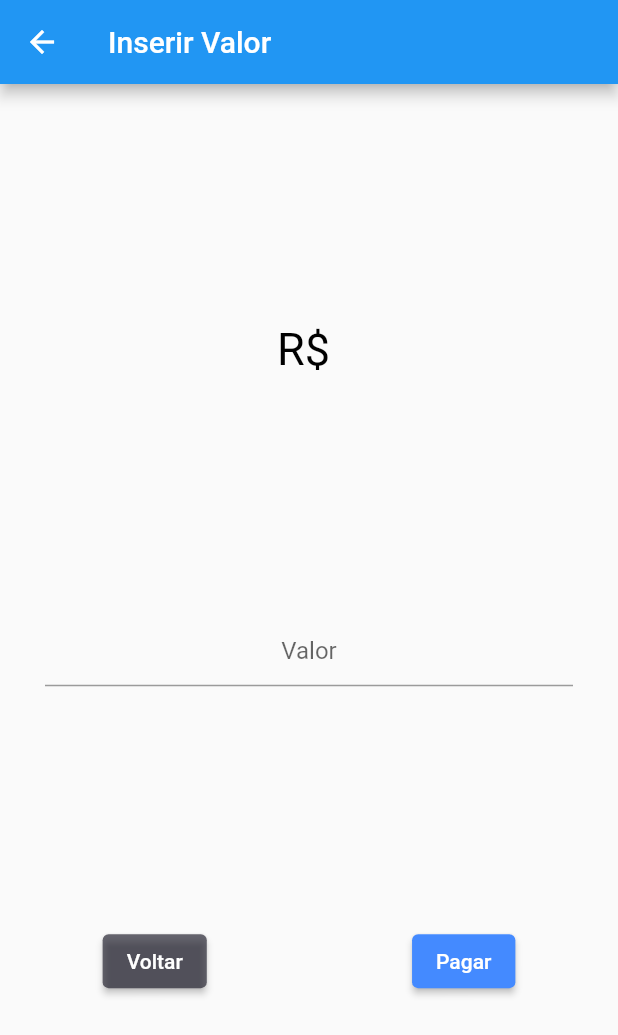
After one commit to laurobrizidio/app-flutter-challenge, a Flutter app: the PaymentPage screen opened directly with sample values from the repository, after a tap on "Prosseguir", on a phone screen of 412 x 824 dp. The commit adds this screen. Shown: the top 1035 px of the screen. Run offline on Flutter 3.47's test engine with Material 2 defaults, Android fonts, the phone set to English and light mode, and no system bars; missing offline and left inert: panorama; network calls fail.

Commit message:
feat: finished Menu and Payment mode

```diff
--- a/lib/main.dart
+++ b/lib/main.dart
@@ -5,10 +5,6 @@ import 'package:flutter/material.dart';
 void main() {
   runApp(
     MaterialApp(
-      theme: ThemeData(
-          accentColor: Colors.amber,
-          primaryColor: Colors.blueAccent,
-          splashColor: Colors.brown),
       initialRoute: RoutesName.goToSplash,
       onGenerateRoute: RoutesGenerator.generateRoute,
     ),
--- a/lib/routes/RoutesGenerator.dart
+++ b/lib/routes/RoutesGenerator.dart
@@ -1,5 +1,8 @@
 import 'package:app_flutter_challenge/ui/home_screen/model/image_net.dart';
 import 'package:app_flutter_challenge/ui/home_screen/view/home_screen.dart';
+import 'package:app_flutter_challenge/ui/payment_screen/insert_value_screen.dart';
+import 'package:app_flutter_challenge/ui/payment_screen/models/card_info.dart';
+import 'package:app_flutter_challenge/ui/payment_screen/payment_screen.dart';
 import 'package:app_flutter_challenge/ui/splash_screen/splash_screen.dart';
 import 'package:app_flutter_challenge/ui/viewer_screen/viewer_screen.dart';
 import 'package:flutter/material.dart';
@@ -18,7 +21,29 @@ class RoutesGenerator {
       case RoutesName.goToViewer:
         if (args != null && args is ImageNet) {
           return MaterialPageRoute(
-              builder: (context) => Viewer(imageNet: args));
+            builder: (context) => Viewer(
+              imageNet: args,
+            ),
+          );
+        }
+        break;
+      case RoutesName.goToPayment:
+        if (args != null && args is ImageNet) {
+          return MaterialPageRoute(
+            builder: (context) => PaymentPage(
+              image: args,
+            ),
+          );
+        }
+        break;
+
+      case RoutesName.goToInsertValue:
+        if (args != null && args is CardInfo) {
+          return MaterialPageRoute(
+            builder: (context) => InsertValueScreen(
+              cardInfo: args,
+            ),
+          );
         }
         break;
       default:
--- a/lib/routes/RoutesName.dart
+++ b/lib/routes/RoutesName.dart
@@ -2,4 +2,6 @@ class RoutesName {
   static const String goToSplash = "/";
   static const String goToHome = "/home";
   static const String goToViewer = "/viewer";
+  static const String goToPayment = "/payment";
+  static const String goToInsertValue = "/insert/value";
 }
--- a/lib/ui/home_screen/controller/home_controller.dart
+++ b/lib/ui/home_screen/controller/home_controller.dart
@@ -4,42 +4,48 @@ class HomeController {
   static List<ImageNet> getImages() {
     return [
       ImageNet(
-        name: "Image 01",
+        name: "Cafeteria Paris",
         url:
             "https://l13.alamy.com/360/PN8GKH/state-art-and-sculpture-museum-and-gallery-akdeniz-vr-mersin-6cf-PN8GKH.jpg",
+        description: "",
         latitude: 10.2,
         longitude: 10.4,
       ),
       ImageNet(
-        name: "Image 02",
+        name: "Britsh Museum",
         url: "https://l13.alamy.com/360/PMY031/british-museum-PMY031.jpg",
+        description: "",
         latitude: -10.2,
         longitude: -10.4,
       ),
       ImageNet(
-        name: "Image 03",
+        name: "Cafeteria Pano",
         url: "https://cdn.eso.org/images/publicationjpg/cafeteria-pano.jpg",
+        description: "",
         latitude: -10.2,
         longitude: -10.4,
       ),
       ImageNet(
-        name: "Image 04",
+        name: "Cafeteria Building",
         url:
             "https://cdn.eso.org/images/publicationjpg/2017_10_26_Old_Bulding_Cafeteria_360-CC.jpg",
+        description: "",
         latitude: -10.2,
         longitude: -10.4,
       ),
       ImageNet(
-        name: "Image 05",
+        name: "Beach Praia",
         url:
             "https://images.unsplash.com/photo-1596263576925-d90d63691097?ixid=MnwxMjA3fDB8MHxwaG90by1wYWdlfHx8fGVufDB8fHx8&ixlib=rb-1.2.1&auto=format&fit=crop&w=1439&q=80",
+        description: "",
         latitude: -10.2,
         longitude: -140.4,
       ),
       ImageNet(
-        name: "Image 06",
+        name: "Belarus Museum",
         url:
             "https://l13.alamy.com/360/R8RWM2/grodno-belarus-january-26-2016-panorama-in-interior-stylish-modern-fast-food-cafe-full-spherical-360-by-180-degrees-seamless-panorama-in-equirec-R8RWM2.jpg",
+        description: "",
         latitude: -10.2,
         longitude: -10.4,
       ),
--- a/lib/ui/home_screen/model/image_net.dart
+++ b/lib/ui/home_screen/model/image_net.dart
@@ -1,6 +1,7 @@
 class ImageNet {
   String? name;
   String? url;
+  String? description;
   double latitude;
   double longitude;
 
@@ -8,6 +9,7 @@ class ImageNet {
     required this.name,
     required this.url,
     required this.latitude,
+    required this.description,
     required this.longitude,
   });
 }
--- a/lib/ui/home_screen/view/home_page.dart
+++ b/lib/ui/home_screen/view/home_page.dart
@@ -1,10 +1,10 @@
 import 'package:app_flutter_challenge/ui/home_screen/controller/home_controller.dart';
 import 'package:app_flutter_challenge/ui/home_screen/model/image_net.dart';
+import 'package:app_flutter_challenge/ui/home_screen/view/nav_drawer/nav_drawer.dart';
 import 'package:app_flutter_challenge/ui/home_screen/view/widgets/ImageComponent.dart';
 import 'package:app_flutter_challenge/ui/home_screen/view/widgets/footer.dart';
 import 'package:app_flutter_challenge/ui/home_screen/view/widgets/home_title_widget.dart';
 import 'package:app_flutter_challenge/ui/home_screen/view/widgets/short_menu_home.dart';
-import 'package:app_flutter_challenge/ui/nav_drawer/nav_drawer.dart';
 import 'package:flutter/material.dart';
 import 'package:flutter/services.dart';
 
--- a/lib/ui/nav_drawer/list_tile_drawer.dart
+++ b/lib/ui/home_screen/view/nav_drawer/list_tile_drawer.dart
@@ -3,19 +3,16 @@ import 'package:flutter/material.dart';
 class ListTileDrawer extends StatelessWidget {
   final String text;
   final IconData iconData;
-  final dynamic onPressed;
 
   const ListTileDrawer({
     Key? key,
     required this.text,
     required this.iconData,
-    required this.onPressed,
   }) : super(key: key);
 
   @override
   Widget build(BuildContext context) {
     return ListTile(
-      onTap: () => onPressed,
       title: Center(
         child: Text(
           text,
--- /dev/null
+++ b/lib/ui/payment_screen/insert_value_screen.dart
@@ -0,0 +1,114 @@
+import 'package:app_flutter_challenge/ui/payment_screen/models/card_info.dart';
+import 'package:app_flutter_challenge/ui/payment_screen/widgets/alert_security_code.dart';
+import 'package:app_flutter_challenge/utils/colors.dart';
+import 'package:flutter/material.dart';
+
+class InsertValueScreen extends StatefulWidget {
+  final CardInfo cardInfo;
+
+  InsertValueScreen({required this.cardInfo});
+
+  @override
+  State<StatefulWidget> createState() => InsertValueState(cardInfo: cardInfo);
+}
+
+class InsertValueState extends State<InsertValueScreen> {
+  late AlertSecurityCode alert;
+  CardInfo cardInfo;
+  TextEditingController value = TextEditingController();
+
+  TextEditingController securityDigitCardController = TextEditingController();
+
+  InsertValueState({required this.cardInfo});
+
+  @override
+  void initState() {
+    value.addListener(() => setState(() {}));
+
+    super.initState();
+  }
+
+  @override
+  Widget build(BuildContext context) {
+    return Scaffold(
+      appBar: AppBar(
+        title: Text("Inserir Valor"),
+      ),
+      body: Container(
+        child: Column(
+          mainAxisAlignment: MainAxisAlignment.spaceEvenly,
+          children: [
+            Center(
+              child: Text(
+                "R\$ " + value.text,
+                style: TextStyle(
+                  fontSize: 30,
+                  color: Colors.black,
+                ),
+              ),
+            ),
+            Padding(
+              padding: const EdgeInsets.symmetric(horizontal: 30),
+              child: TextField(
+                obscureText: true,
+                obscuringCharacter: " ",
+                textAlign: TextAlign.center,
+                autocorrect: false,
+                showCursor: false,
+                controller: value,
+                decoration: InputDecoration(
+                  hintText: "Valor",
+                ),
+                keyboardType: TextInputType.number,
+              ),
+            ),
+            Row(
+              mainAxisSize: MainAxisSize.max,
+              mainAxisAlignment: MainAxisAlignment.spaceAround,
+              children: [
+                ElevatedButton(
+                  onPressed: () {
+                    Navigator.of(context).pop();
+                  },
+                  style: ButtonStyle(
+                    backgroundColor: MaterialStateProperty.all(
+                      ColorsApp.colorDarkBlueTransparent,
+                    ),
+                  ),
+                  child: Text(
+                    "Voltar",
+                    style: TextStyle(
+                      color: Colors.white,
+                    ),
+                  ),
+                ),
+                ElevatedButton(
+                  onPressed: () {
+                    alert = AlertSecurityCode(
+                      securityDigitCardController: securityDigitCardController,
+                      value: value.text,
+                      cardInfo: cardInfo,
+                    );
+
+                    showDialog(context: context, builder: (context) => alert);
+                  },
+                  style: ButtonStyle(
+                    backgroundColor: MaterialStateProperty.all(
+                      Colors.blueAccent,
+                    ),
+                  ),
+                  child: Text(
+                    "Pagar",
+                    style: TextStyle(
+                      color: Colors.white,
+                    ),
+                  ),
+                ),
+              ],
+            )
+          ],
+        ),
+      ),
+    );
+  }
+}
--- /dev/null
+++ b/lib/ui/payment_screen/models/card_info.dart
@@ -0,0 +1,16 @@
+class CardInfo {
+  CardInfo({
+    required this.cardOwner,
+    required this.cardNumber,
+    required this.cardExpirationDate,
+  });
+
+  String? cardNumber;
+  String? cardOwner;
+  String? cardExpirationDate;
+  String? cardValidDigit;
+
+  void setCardValidDigit(String cardValidDigit) {
+    this.cardValidDigit = cardValidDigit;
+  }
+}
--- /dev/null
+++ b/lib/ui/payment_screen/payment_screen.dart
@@ -0,0 +1,186 @@
+import 'package:app_flutter_challenge/routes/RoutesName.dart';
+import 'package:app_flutter_challenge/ui/home_screen/model/image_net.dart';
+import 'package:app_flutter_challenge/ui/payment_screen/models/card_info.dart';
+import 'package:flutter/material.dart';
+
+class PaymentPage extends StatefulWidget {
+  final ImageNet image;
+
+  PaymentPage({required this.image});
+
+  @override
+  State<StatefulWidget> createState() => StatePayment(image: image);
+}
+
+class StatePayment extends State<PaymentPage> {
+  final ImageNet image;
+
+  TextEditingController cardOwnerController = TextEditingController();
+  TextEditingController cardNumberController = TextEditingController();
+  TextEditingController cardDateNumberController = TextEditingController();
+
+  StatePayment({required this.image});
+
+  @override
+  void initState() {
+    super.initState();
+    cardOwnerController.addListener(
+      () => setState(() {}),
+    );
+    cardNumberController.addListener(
+      () => setState(() {}),
+    );
+    cardDateNumberController.addListener(
+      () => setState(() {}),
+    );
+  }
+
+  @override
+  Widget build(BuildContext context) {
+    return LayoutBuilder(builder: (context, constraints) {
+      return Scaffold(
+        appBar: AppBar(
+          title: Text(image.name!),
+        ),
+        body: Container(
+          child: SingleChildScrollView(
+            child: Column(
+              children: [
+                buildCreditCard(constraints),
+                Padding(
+                  padding: const EdgeInsets.all(20.0),
+                  child: Column(
+                    crossAxisAlignment: CrossAxisAlignment.stretch,
+                    children: [
+                      buildCardOwnerTextField(),
+                      buildCardNumberTextField(),
+                      buildExpirationDateTextField(),
+                      RaisedButton(
+                        onPressed: () {
+                          Navigator.pushNamed(
+                            context,
+                            RoutesName.goToInsertValue,
+                            arguments: CardInfo(
+                              cardOwner: cardOwnerController.text,
+                              cardExpirationDate: cardOwnerController.text,
+                              cardNumber: cardNumberController.text,
+                            ),
+                          );
+                        },
+                        color: Colors.blueAccent,
+                        child: Text(
+                          "Prosseguir",
+                          style: TextStyle(
+                            color: Colors.white,
+                          ),
+                        ),
+                      )
+                    ],
+                  ),
+                ),
+              ],
+            ),
+          ),
+        ),
+      );
+    });
+  }
+
+  TextField buildCardOwnerTextField() {
+    return TextField(
+      decoration: InputDecoration(
+        labelText: "Nome do Titular",
+        suffixIcon: Icon(
+          Icons.person,
+        ),
+      ),
+      maxLines: 1,
+      controller: cardOwnerController,
+      keyboardType: TextInputType.name,
+    );
+  }
+
+  TextField buildCardNumberTextField() {
+    return TextField(
+      decoration: InputDecoration(
+        labelText: "Numero do Cartão",
+      ),
+      maxLines: 1,
+      controller: cardNumberController,
+      keyboardType: TextInputType.number,
+    );
+  }
+
+  TextField buildExpirationDateTextField() {
+    return TextField(
+      decoration: InputDecoration(
+        labelText: "Data de Validade",
+      ),
+      maxLines: 1,
+      controller: cardDateNumberController,
+      keyboardType: TextInputType.datetime,
+    );
+  }
+
+  Container buildCreditCard(BoxConstraints constraints) {
+    return Container(
+      width: constraints.maxWidth > 500
+          ? constraints.maxWidth * 0.7
+          : constraints.maxWidth,
+      height: 2 * constraints.maxHeight * 0.4 > 200
+          ? 200
+          : constraints.maxWidth * 0.4,
+      child: Card(
+        shape: RoundedRectangleBorder(
+          borderRadius: BorderRadius.circular(20),
+        ),
+        elevation: 26,
+        color: Colors.blueAccent,
+        child: Column(
+          crossAxisAlignment: CrossAxisAlignment.stretch,
+          mainAxisAlignment: MainAxisAlignment.end,
+          children: [
+            buildTextInCard(
+                text: "Nome do Titular do Cartão",
+                controller: cardOwnerController),
+            buildTextInCard(
+                text: "Numero do Cartão", controller: cardNumberController),
+            buildTextInCard(
+                text: "Data de Validade", controller: cardDateNumberController),
+          ],
+        ),
+      ),
+    );
+  }
+}
+
+Padding buildTextInCard(
+    {required String text,
+    required TextEditingController controller,
+    TextStyle? controllerStyle}) {
+  return Padding(
+    padding: const EdgeInsets.all(8.0),
+    child: Column(
+      crossAxisAlignment: CrossAxisAlignment.start,
+      children: [
+        Text(
+          text,
+          style: TextStyle(
+            color: Colors.white70,
+            fontSize: 12,
+          ),
+        ),
+        Text(
+          controller.text,
+          style: controllerStyle == null
+              ? TextStyle(
+                  color: Colors.white,
+                  fontSize: 20,
+                  fontWeight: FontWeight.bold,
+                )
+              : controllerStyle,
+        ),
+      ],
+    ),
+  );
+}
--- a/lib/ui/splash_screen/splash_screen.dart
+++ b/lib/ui/splash_screen/splash_screen.dart
@@ -64,7 +64,7 @@ class SplashInitState extends State<SplashPage> {
                     ),
                     Center(
                       child: Text(
-                        "360 Museum Viewer",
+                        "360 CrowdFunding Viewer",
                         style: TextStyle(
                           fontSize: 25,
                           fontWeight: FontWeight.bold,
--- a/lib/utils/colors.dart
+++ b/lib/utils/colors.dart
@@ -3,4 +3,5 @@ import 'package:flutter/material.dart';
 class ColorsApp {
   //Azul Muito Escuro
   static const Color colorDarkBlue = Color(0xFF1F1E2C);
+  static const Color colorDarkBlueTransparent = Color(0xAA1F1E2C);
 }
```
Also changed, not shown: lib/ui/home_screen/view/nav_drawer/nav_drawer.dart (renamed from lib/ui/nav_drawer/nav_drawer.dart, +14 -8 lines), lib/ui/home_screen/view/widgets/home_title_widget.dart (+7 -7 lines), lib/ui/payment_screen/widgets/alert_security_code.dart (added, +82 -0 lines), lib/ui/payment_screen/widgets/alert_sucess.dart (added, +25 -0 lines), lib/ui/viewer_screen/viewer_screen.dart (+25 -15 lines), lib/ui/viewer_screen/widgets/viewer_dialog.dart (added, +81 -0 lines), lib/utils/AppConfig.dart (added, +11 -0 lines).
